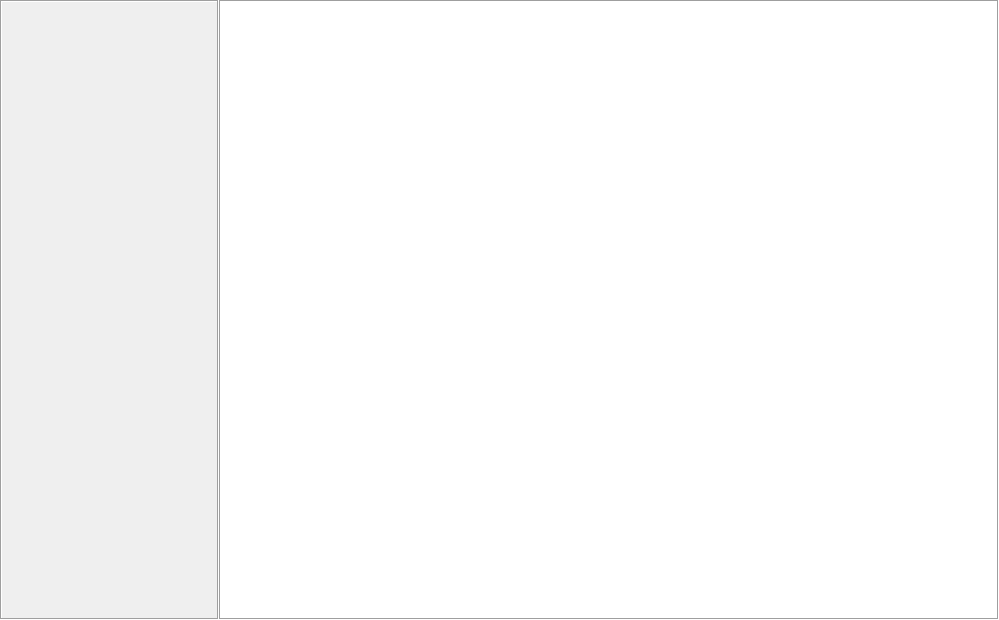
heimdallr/books, file src/home/flibrary/gui/AnnotationWidget.ui: the form before one commit.
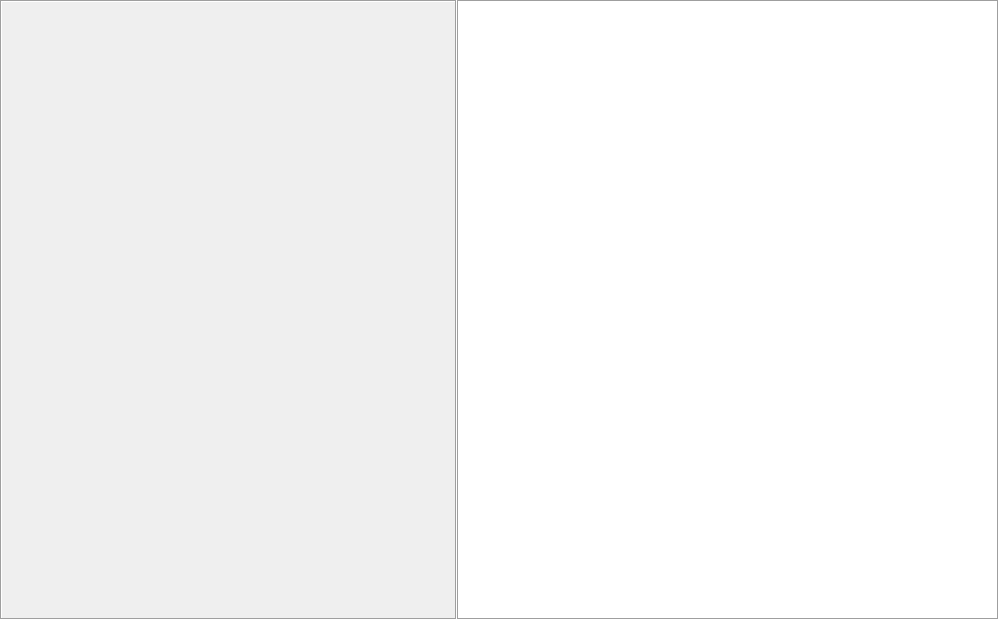
The form after the commit. Custom widgets are drawn as their Qt base class.

The edit to the form file:
```diff
--- a/src/home/flibrary/gui/AnnotationWidget.ui
+++ b/src/home/flibrary/gui/AnnotationWidget.ui
@@ -44,6 +44,12 @@
       <number>0</number>
      </property>
      <widget class="QFrame" name="mainWidget">
+      <property name="sizePolicy">
+       <sizepolicy hsizetype="Preferred" vsizetype="Preferred">
+        <horstretch>30</horstretch>
+        <verstretch>0</verstretch>
+       </sizepolicy>
+      </property>
       <property name="frameShape">
        <enum>QFrame::Box</enum>
       </property>
@@ -214,7 +220,7 @@
            <rect>
             <x>0</x>
             <y>0</y>
-            <width>218</width>
+            <width>188</width>
             <height>616</height>
            </rect>
           </property>
@@ -306,6 +312,12 @@
       </layout>
      </widget>
      <widget class="QWidget" name="contentWidget" native="true">
+      <property name="sizePolicy">
+       <sizepolicy hsizetype="Preferred" vsizetype="Preferred">
+        <horstretch>10</horstretch>
+        <verstretch>0</verstretch>
+       </sizepolicy>
+      </property>
       <layout class="QHBoxLayout" name="_3">
        <property name="leftMargin">
         <number>0</number>
```
Left out of the diff: 3 changed lines with no effect on the pictures.
